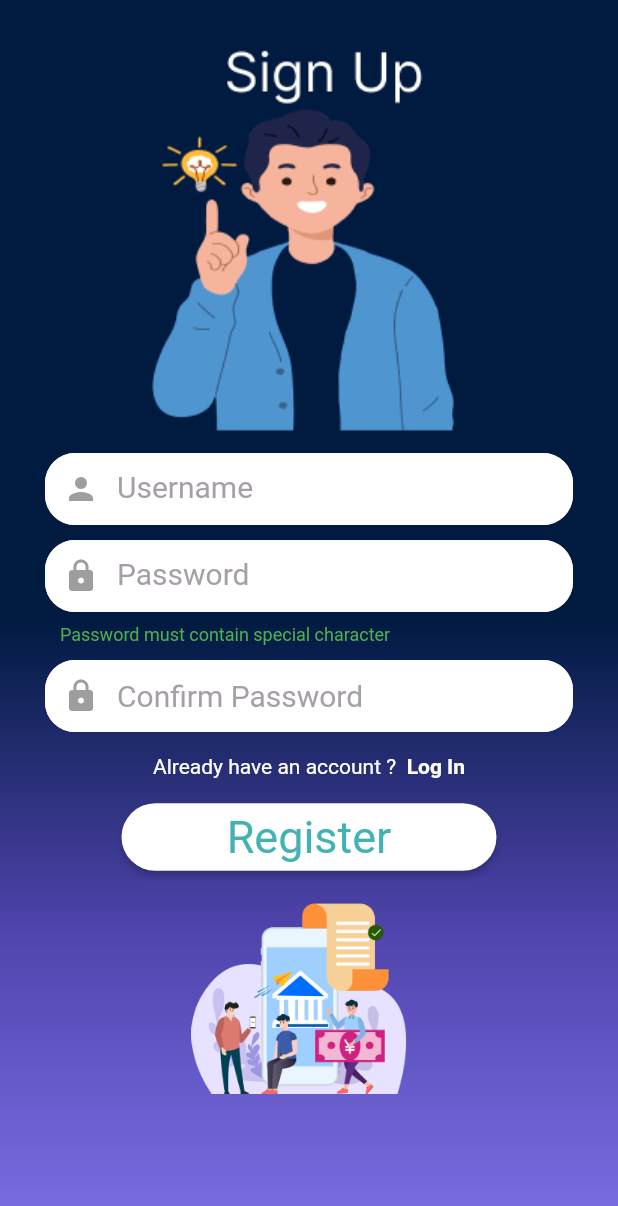
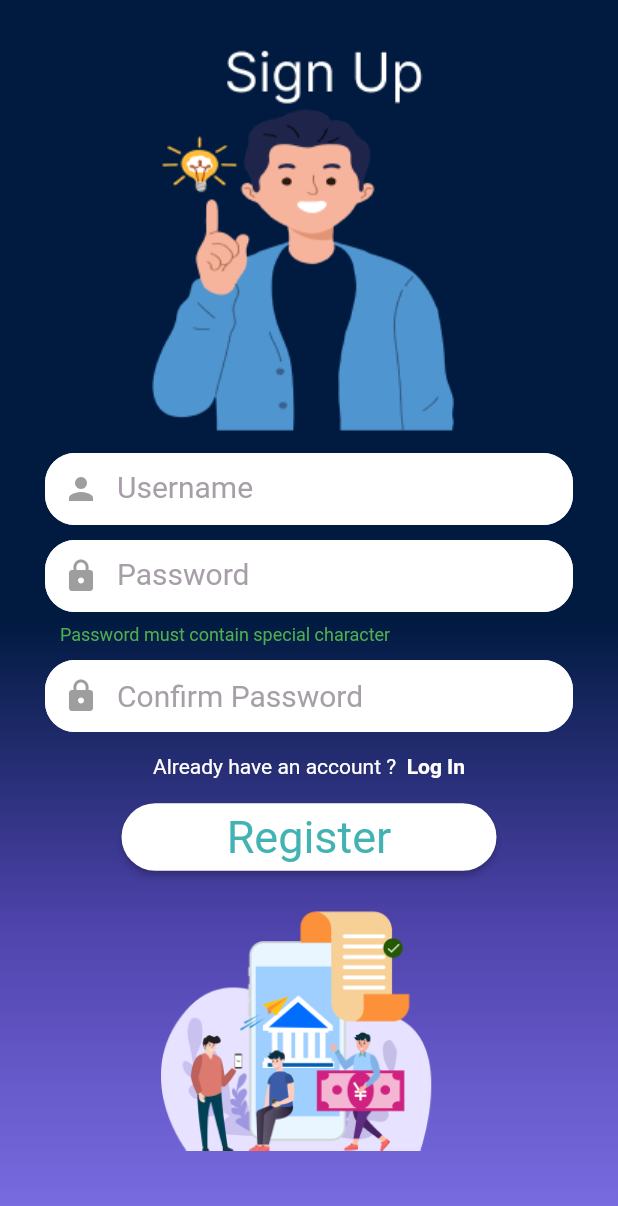
Before and after one commit to RobertoDavin/UAS_M-Banking, a Flutter app: the Register screen opened directly, on a phone screen of 412 x 824 dp. Shown: the top 1206 px of the screen. Run offline on Flutter 3.47's test engine with Material 2 defaults, Android fonts, the phone set to English and light mode, and no system bars; our stand-ins replace expandable, firebase_auth, firebase_core; accounts and stored records are empty.

Commit message:
Update Register.dart

```diff
--- a/UI Flutter App M-Banking/flutter_application_2/lib/Reg/log/Register.dart
+++ b/UI Flutter App M-Banking/flutter_application_2/lib/Reg/log/Register.dart
@@ -204,7 +204,7 @@ class Register extends StatelessWidget {
                 crossAxisAlignment: CrossAxisAlignment.start,
                 children: [
                   SizedBox(
-                      height: 147,
+                      height: 185,
                       child: Image.asset('assets/logo/Moneyysignup.png')),
                 ],
               ),
```
